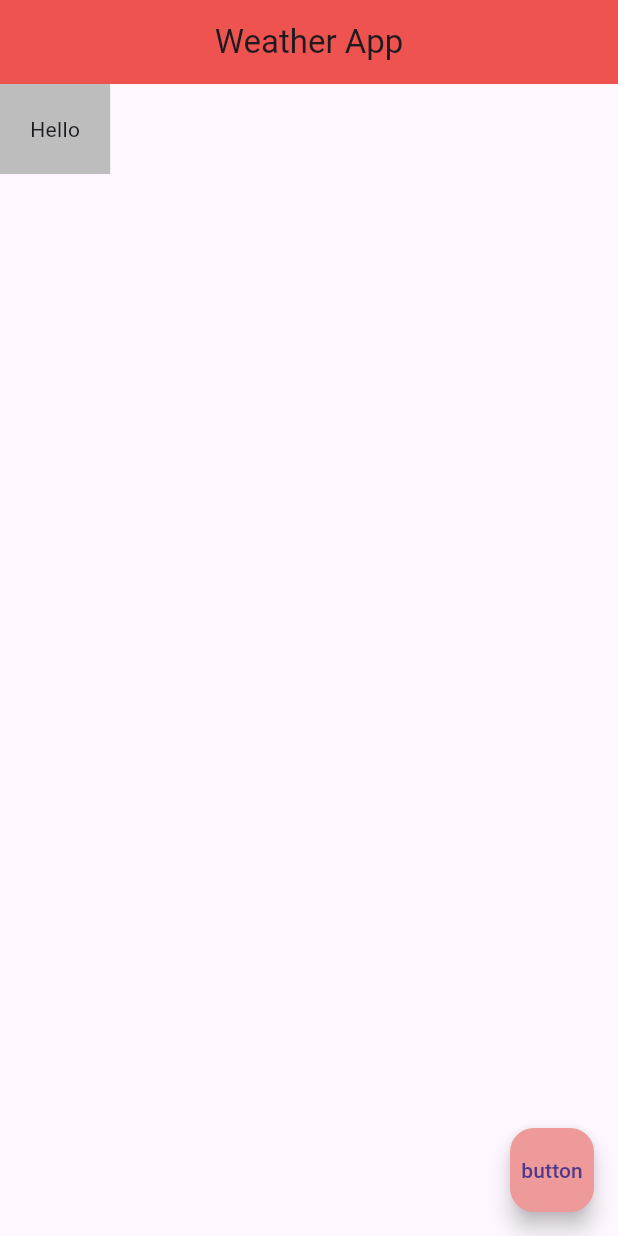
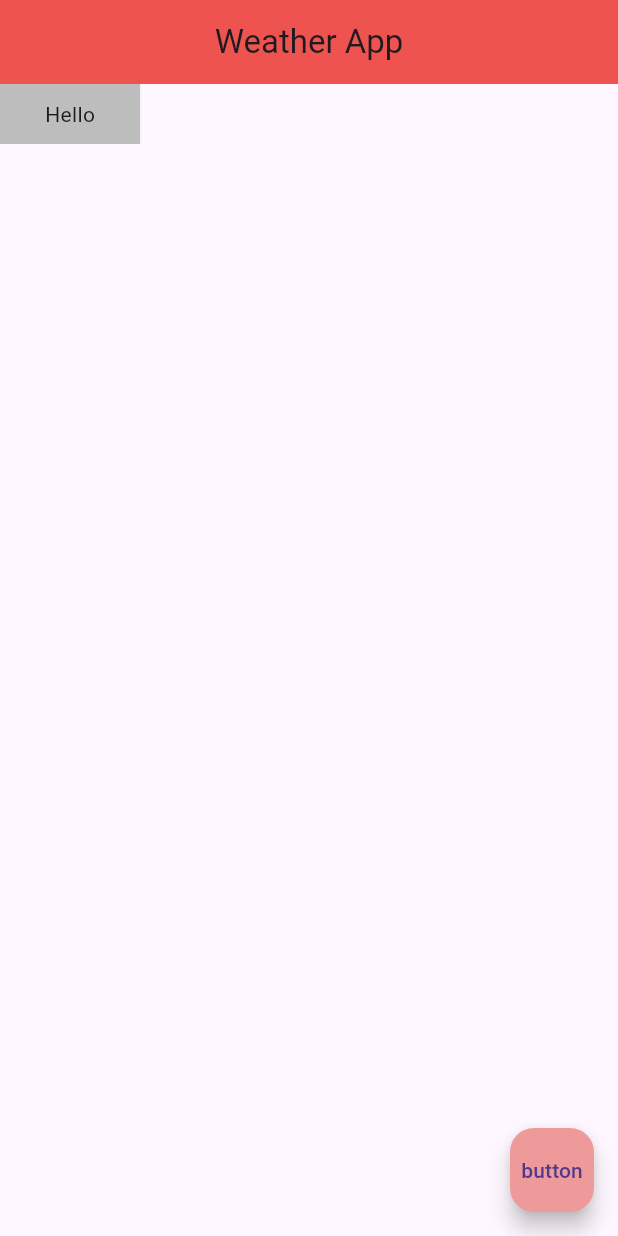
Before and after one commit to HariHaraSudhan-M0/weather-app, a Flutter app: the screen it shows after launch, on a phone screen of 412 x 824 dp. Run offline on Flutter 3.47's test engine with Material 3 defaults, Android fonts, the phone set to English and light mode, and no system bars.

Commit message:
edited the padding

```diff
--- a/lib/main.dart
+++ b/lib/main.dart
@@ -19,7 +19,7 @@ class Home extends StatelessWidget {
         backgroundColor: Colors.red[400],
       ),
       body: Container(
-        padding: EdgeInsets.all(20),
+        padding: EdgeInsets.symmetric(horizontal: 30,vertical: 10),
         color: Colors.grey[400],
         child: Text('Hello'),
       ),
```
